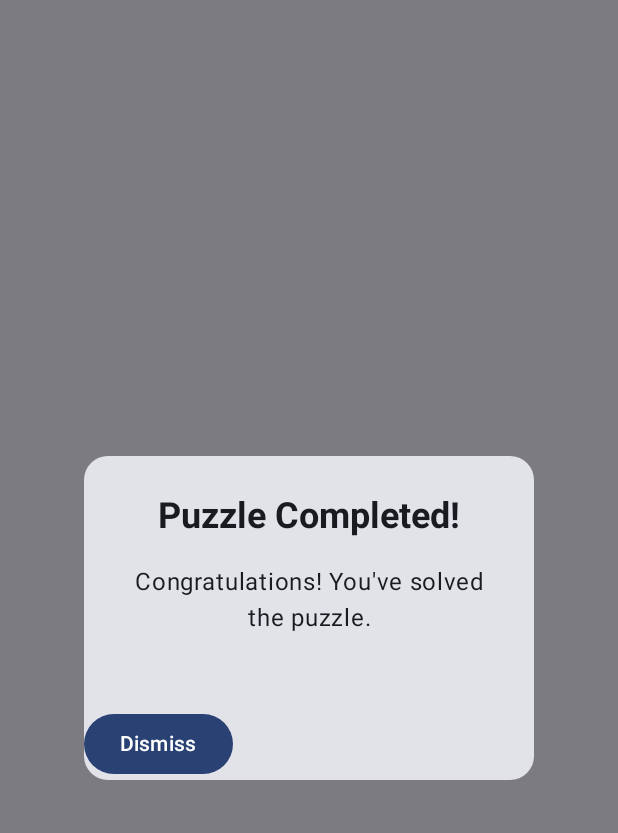
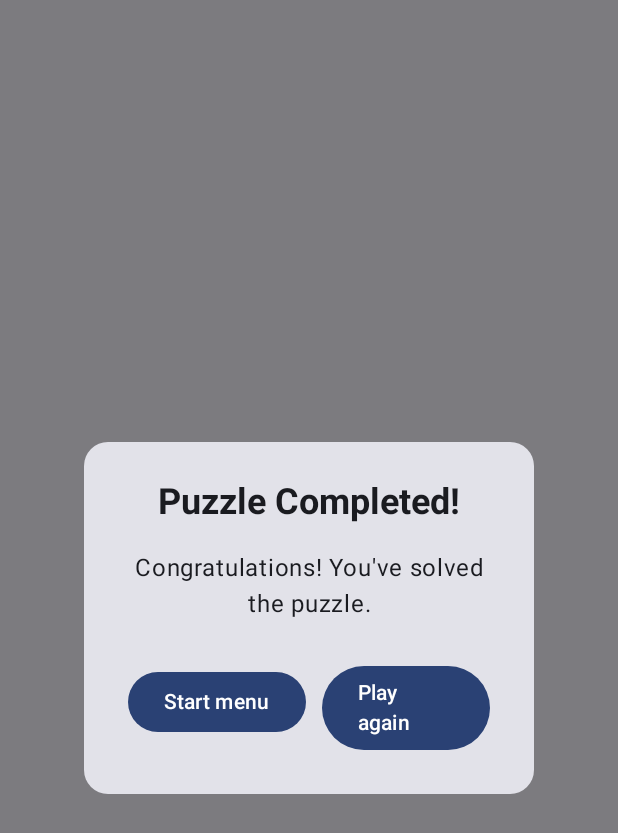
Before and after one commit to LisaEnBil/MissingPiece, an Android app built with Jetpack Compose: the composable PuzzleCompletedDialog shown on its own in the app's theme, on a phone screen of 412 x 824 dp. Shown: the top 833 px of the screen. Run offline under Robolectric (Android 15) with nearby library versions, the phone set to English and light mode, and no system bars.

Commit message:
add buttons to dialogue

```diff
--- a/app/src/main/java/com/example/missingpiece/GameViewModel.kt
+++ b/app/src/main/java/com/example/missingpiece/GameViewModel.kt
@@ -78,8 +78,7 @@ class GameViewModel() : ViewModel() {
 
     fun resetGame() {
         _hasOngoingGame.value = false
-        savedGameState = null
-        resetHighScore()
+        _score.intValue = 0
         _hasFinishedGame.value = false
         _hasOngoingGame.value = false
     }
--- a/app/src/main/java/com/example/missingpiece/MainActivity.kt
+++ b/app/src/main/java/com/example/missingpiece/MainActivity.kt
@@ -47,9 +47,9 @@ fun MyAppNavHost(
         composable(NavScreen.Game.name) {
             Game(
                 viewModel = viewModel,
+                goToGame = { navController.navigate(NavScreen.Game.name) },
                 onBackPressed = { navController.popBackStack() },
                 goToStart = { navController.navigate(NavScreen.Start.name) });
-
         }
         composable(NavScreen.HighScore.name) {
             HighScore(viewModel = viewModel);
--- a/app/src/main/java/com/example/missingpiece/PuzzleCompleteDialog.kt
+++ b/app/src/main/java/com/example/missingpiece/PuzzleCompleteDialog.kt
@@ -5,6 +5,7 @@ import androidx.compose.animation.AnimatedContent
 import androidx.compose.foundation.background
 import androidx.compose.foundation.layout.Box
 import androidx.compose.foundation.layout.Column
+import androidx.compose.foundation.layout.Row
 import androidx.compose.foundation.layout.Spacer
 import androidx.compose.foundation.layout.fillMaxSize
 import androidx.compose.foundation.layout.fillMaxWidth
@@ -38,7 +39,7 @@ import kotlinx.coroutines.launch
 
 
 @Composable
-fun PuzzleCompletedDialog(viewModel: GameViewModel, goToStart: () -> Unit) {
+fun PuzzleCompletedDialog(viewModel: GameViewModel, goToStart: () -> Unit, goToGame: () -> Unit) {
     var showDialog by remember { mutableStateOf(false) }
 
     LaunchedEffect(Unit) {
@@ -78,9 +79,10 @@ fun PuzzleCompletedDialog(viewModel: GameViewModel, goToStart: () -> Unit) {
                             textAlign = TextAlign.Center
                         )
                         Spacer(modifier = Modifier.height(24.dp))
-                    }
 
+                        Row() {
                             Button(
+                                modifier = Modifier.padding(5.dp),
                                 onClick = {
                                     viewModel.resetGame()
                                     viewModel.clearSavedGame()
@@ -88,7 +90,22 @@ fun PuzzleCompletedDialog(viewModel: GameViewModel, goToStart: () -> Unit) {
                                     goToStart()
                                 }
                             ) {
-                        Text("Dismiss")
+                                Text("Start menu")
+                            }
+                            Button(
+                                modifier = Modifier.padding(5.dp),
+                                onClick = {
+                                    viewModel.resetGame()
+                                    viewModel.clearSavedGame()
+                                    viewModel.completeReset()
+                                    goToGame()
+
+                                }
+                            ) {
+                                Text("Play again")
+                            }
+
+                        }
                     }
                 }
             }
```
Also changed, not shown: app/src/main/java/com/example/missingpiece/Game.kt (+7 -5 lines). Lines whose indentation alone changed are shown as unchanged.
